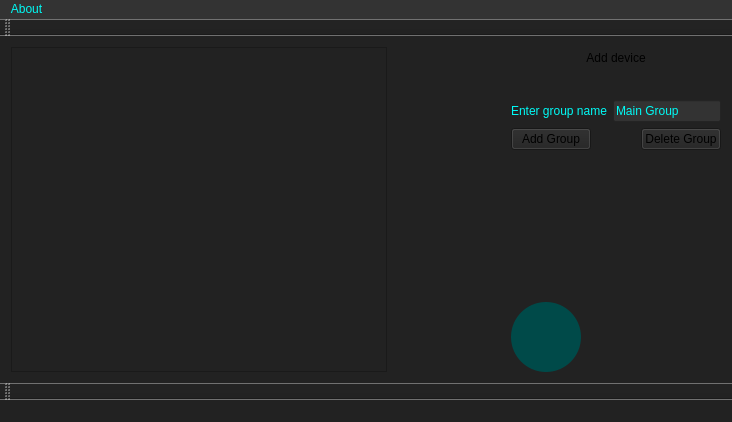
Old version of the form GUI/GUI/mainwindow.ui in the repository v-pereskokov/Jarvis.
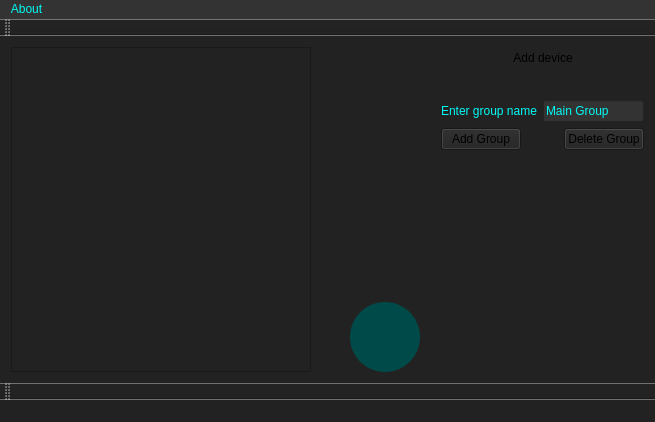
New version of the form. Icons and pictures are not drawn.

Patch:
```diff
--- a/GUI/GUI/mainwindow.ui
+++ b/GUI/GUI/mainwindow.ui
@@ -6,7 +6,7 @@
    <rect>
     <x>0</x>
     <y>0</y>
-    <width>732</width>
+    <width>655</width>
     <height>422</height>
    </rect>
   </property>
@@ -18,62 +18,97 @@
   </property>
   <widget class="QWidget" name="centralWidget">
    <layout class="QGridLayout" name="gridLayout_2">
-    <item row="0" column="5">
-     <widget class="QPushButton" name="microphoneButton">
-      <property name="maximumSize">
+    <item row="1" column="5" rowspan="2">
+     <spacer name="verticalSpacer">
+      <property name="orientation">
+       <enum>Qt::Vertical</enum>
+      </property>
+      <property name="sizeHint" stdset="0">
        <size>
-        <width>70</width>
-        <height>70</height>
+        <width>20</width>
+        <height>40</height>
        </size>
       </property>
-      <property name="styleSheet">
-       <string notr="true">QPushButton {  						
-						border-radius: 50px;						
-                        }</string>
+     </spacer>
+    </item>
+    <item row="0" column="0" rowspan="4">
+     <widget class="QScrollArea" name="scrollArea">
+      <property name="sizePolicy">
+       <sizepolicy hsizetype="Expanding" vsizetype="MinimumExpanding">
+        <horstretch>1</horstretch>
+        <verstretch>1</verstretch>
+       </sizepolicy>
       </property>
-      <property name="text">
-       <string/>
-      </property>
-      <property name="icon">
-       <iconset resource="res.qrc">
-        <normaloff>:/images/microphone.gif</normaloff>:/images/microphone.gif</iconset>
-      </property>
-      <property name="iconSize">
+      <property name="minimumSize">
        <size>
-        <width>70</width>
-        <height>70</height>
+        <width>300</width>
+        <height>60</height>
        </size>
       </property>
-     </widget>
-    </item>
-    <item row="0" column="6">
-     <spacer name="horizontalSpacer_3">
-      <property name="orientation">
-       <enum>Qt::Horizontal</enum>
-      </property>
-      <property name="sizeHint" stdset="0">
+      <property name="maximumSize">
        <size>
-        <width>40</width>
-        <height>20</height>
+        <width>550</width>
+        <height>16777215</height>
        </size>
       </property>
-     </spacer>
-    </item>
-    <item row="0" column="4">
-     <spacer name="horizontalSpacer_4">
-      <property name="orientation">
-       <enum>Qt::Horizontal</enum>
+      <property name="layoutDirection">
+       <enum>Qt::LeftToRight</enum>
       </property>
-      <property name="sizeHint" stdset="0">
+      <property name="lineWidth">
+       <number>1</number>
+      </property>
+      <property name="verticalScrollBarPolicy">
+       <enum>Qt::ScrollBarAsNeeded</enum>
+      </property>
+      <property name="horizontalScrollBarPolicy">
+       <enum>Qt::ScrollBarAsNeeded</enum>
+      </property>
+      <property name="sizeAdjustPolicy">
+       <enum>QAbstractScrollArea::AdjustToContentsOnFirstShow</enum>
+      </property>
+      <property name="widgetResizable">
+       <bool>true</bool>
+      </property>
+      <property name="alignment">
+       <set>Qt::AlignJustify|Qt::AlignTop</set>
+      </property>
+      <widget class="QWidget" name="scrollAreaWidgetContents">
+       <property name="enabled">
+        <bool>true</bool>
+       </property>
+       <property name="geometry">
+        <rect>
+         <x>0</x>
+         <y>0</y>
+         <width>298</width>
+         <height>327</height>
+        </rect>
+       </property>
+       <property name="sizePolicy">
+        <sizepolicy hsizetype="MinimumExpanding" vsizetype="Preferred">
+         <horstretch>0</horstretch>
+         <verstretch>0</verstretch>
+        </sizepolicy>
+       </property>
+       <property name="maximumSize">
        <size>
-        <width>40</width>
-        <height>20</height>
-       </size>
-      </property>
-     </spacer>
-    </item>
-    <item row="1" column="8" rowspan="3">
-     <spacer name="verticalSpacer_3">
+         <width>300</width>
+         <height>16777215</height>
+        </size>
+       </property>
+       <layout class="QVBoxLayout" name="verticalLayout_2">
+        <property name="sizeConstraint">
+         <enum>QLayout::SetMaximumSize</enum>
+        </property>
+        <item>
+         <layout class="QVBoxLayout" name="verticalLayoutLeft">
+          <property name="sizeConstraint">
+           <enum>QLayout::SetMinimumSize</enum>
+          </property>
+         </layout>
+        </item>
+        <item>
+         <spacer name="verticalSpacer_2">
       <property name="orientation">
        <enum>Qt::Vertical</enum>
       </property>
@@ -84,6 +119,10 @@
        </size>
       </property>
      </spacer>
+        </item>
+       </layout>
+      </widget>
+     </widget>
     </item>
     <item row="0" column="8">
      <layout class="QVBoxLayout" name="verticalLayout">
@@ -215,97 +254,52 @@
       </item>
      </layout>
     </item>
-    <item row="1" column="5" rowspan="4">
-     <spacer name="verticalSpacer">
-      <property name="orientation">
-       <enum>Qt::Vertical</enum>
-      </property>
-      <property name="sizeHint" stdset="0">
+    <item row="0" column="5">
+     <widget class="QPushButton" name="microphoneButton">
+      <property name="maximumSize">
        <size>
-        <width>20</width>
-        <height>40</height>
+        <width>70</width>
+        <height>70</height>
        </size>
       </property>
-     </spacer>
-    </item>
-    <item row="0" column="0" rowspan="5">
-     <widget class="QScrollArea" name="scrollArea">
-      <property name="sizePolicy">
-       <sizepolicy hsizetype="Expanding" vsizetype="MinimumExpanding">
-        <horstretch>1</horstretch>
-        <verstretch>1</verstretch>
-       </sizepolicy>
+      <property name="styleSheet">
+       <string notr="true">QPushButton {  						
+						border-radius: 50px;						
+                        }</string>
       </property>
-      <property name="minimumSize">
-       <size>
-        <width>300</width>
-        <height>60</height>
-       </size>
+      <property name="text">
+       <string/>
       </property>
-      <property name="maximumSize">
+      <property name="icon">
+       <iconset resource="res.qrc">
+        <normaloff>:/images/microphone.gif</normaloff>:/images/microphone.gif</iconset>
+      </property>
+      <property name="iconSize">
        <size>
-        <width>550</width>
-        <height>16777215</height>
+        <width>70</width>
+        <height>70</height>
        </size>
       </property>
-      <property name="layoutDirection">
-       <enum>Qt::LeftToRight</enum>
+     </widget>
+    </item>
+    <item row="0" column="4">
+     <spacer name="horizontalSpacer_4">
+      <property name="orientation">
+       <enum>Qt::Horizontal</enum>
       </property>
-      <property name="lineWidth">
-       <number>1</number>
+      <property name="sizeType">
+       <enum>QSizePolicy::Expanding</enum>
       </property>
-      <property name="verticalScrollBarPolicy">
-       <enum>Qt::ScrollBarAsNeeded</enum>
-      </property>
-      <property name="horizontalScrollBarPolicy">
-       <enum>Qt::ScrollBarAsNeeded</enum>
-      </property>
-      <property name="sizeAdjustPolicy">
-       <enum>QAbstractScrollArea::AdjustToContentsOnFirstShow</enum>
-      </property>
-      <property name="widgetResizable">
-       <bool>true</bool>
-      </property>
-      <property name="alignment">
-       <set>Qt::AlignJustify|Qt::AlignTop</set>
-      </property>
-      <widget class="QWidget" name="scrollAreaWidgetContents">
-       <property name="enabled">
-        <bool>true</bool>
-       </property>
-       <property name="geometry">
-        <rect>
-         <x>0</x>
-         <y>0</y>
-         <width>298</width>
-         <height>327</height>
-        </rect>
-       </property>
-       <property name="sizePolicy">
-        <sizepolicy hsizetype="MinimumExpanding" vsizetype="Preferred">
-         <horstretch>0</horstretch>
-         <verstretch>0</verstretch>
-        </sizepolicy>
-       </property>
-       <property name="maximumSize">
+      <property name="sizeHint" stdset="0">
         <size>
-         <width>300</width>
-         <height>16777215</height>
-        </size>
-       </property>
-       <layout class="QVBoxLayout" name="verticalLayout_2">
-        <property name="sizeConstraint">
-         <enum>QLayout::SetMaximumSize</enum>
-        </property>
-        <item>
-         <layout class="QVBoxLayout" name="verticalLayoutLeft">
-          <property name="sizeConstraint">
-           <enum>QLayout::SetMinimumSize</enum>
-          </property>
-         </layout>
-        </item>
-        <item>
-         <spacer name="verticalSpacer_2">
+        <width>40</width>
+        <height>20</height>
+       </size>
+      </property>
+     </spacer>
+    </item>
+    <item row="1" column="8" rowspan="2">
+     <spacer name="verticalSpacer_3">
           <property name="orientation">
            <enum>Qt::Vertical</enum>
           </property>
@@ -317,11 +311,7 @@
           </property>
          </spacer>
         </item>
-       </layout>
-      </widget>
-     </widget>
-    </item>
-    <item row="4" column="8">
+    <item row="3" column="5">
      <widget class="QPushButton" name="toolPushButton">
       <property name="styleSheet">
        <string notr="true">QPushButton {                         
@@ -352,6 +342,22 @@
       </property>
      </widget>
     </item>
+    <item row="0" column="6">
+     <spacer name="horizontalSpacer_3">
+      <property name="orientation">
+       <enum>Qt::Horizontal</enum>
+      </property>
+      <property name="sizeType">
+       <enum>QSizePolicy::Fixed</enum>
+      </property>
+      <property name="sizeHint" stdset="0">
+       <size>
+        <width>15</width>
+        <height>20</height>
+       </size>
+      </property>
+     </spacer>
+    </item>
    </layout>
   </widget>
   <widget class="QMenuBar" name="menuBar">
@@ -359,7 +365,7 @@
     <rect>
      <x>0</x>
      <y>0</y>
-     <width>732</width>
+     <width>655</width>
      <height>19</height>
     </rect>
    </property>
```
Lines whose indentation alone changed are shown as unchanged.
